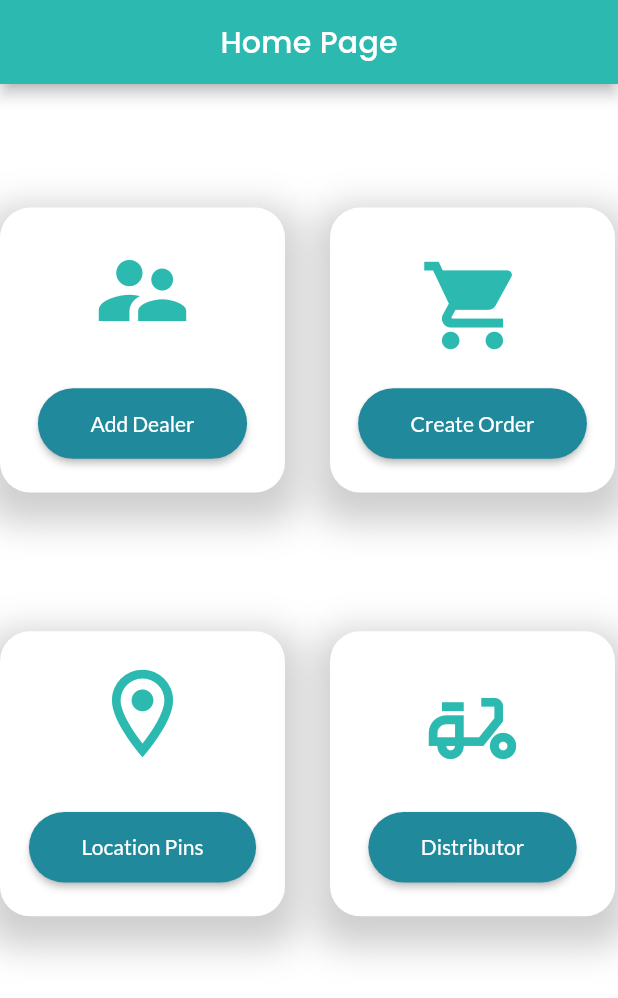
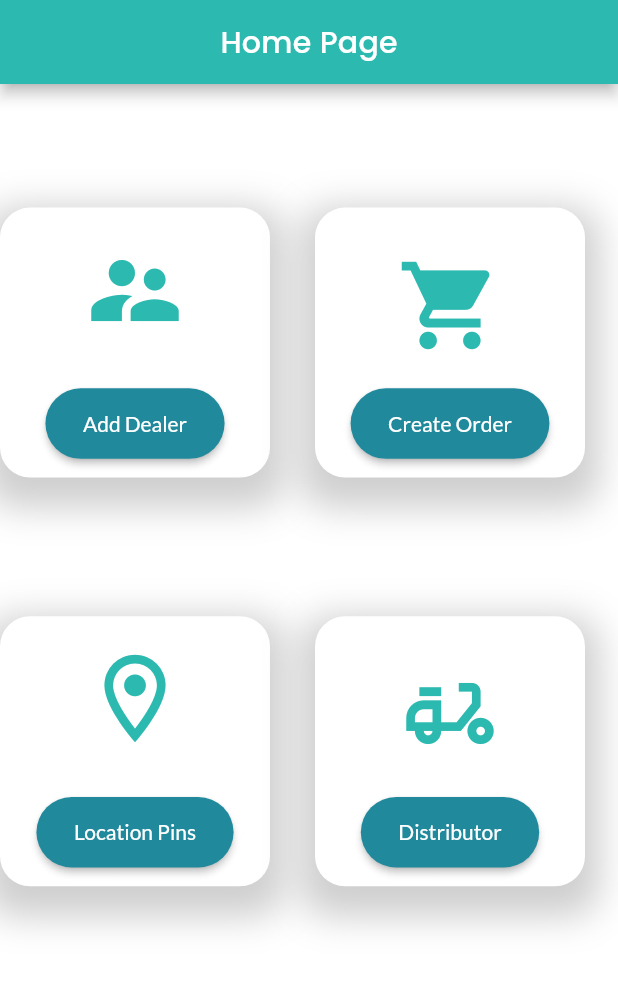
Before and after one commit to thirvusoft/oxo_mobile, a Flutter app: the home_page screen opened directly, on a phone screen of 412 x 824 dp. Shown: the top 998 px of the screen. Run offline on Flutter 3.47's test engine with Material 2 defaults, Android fonts, the phone set to English and light mode, and no system bars; our stand-ins replace awesome_dialog, flutter_local_notifications, flutter_staggered_animations, flutter_svg, fluttertoast, form_field_validator and 5 more; missing offline and left inert: syncfusion_flutter_core.

Commit message:
bug_fixes

```diff
--- a/lib/main.dart
+++ b/lib/main.dart
@@ -29,7 +29,7 @@ class MyHomePage extends StatelessWidget {
           visualDensity: VisualDensity.adaptivePlatformDensity,
         ),
 
-      home: home_page(),
+      home: Login(),
     );
   }
 }
--- a/lib/screens/sales/home_page.dart
+++ b/lib/screens/sales/home_page.dart
@@ -37,7 +37,7 @@ class _home_pageState extends State<home_page> {
 
           child:
           Container(child:Column(children: [
-          Padding( padding: EdgeInsets.only(top:size.width /5,),child:
+          Padding( padding: EdgeInsets.only(top:size.width /5),child:
           Row(
             children: <Widget>[
                getCardItem(),
@@ -68,8 +68,8 @@ Widget getCardItem() {
 
 
     child: Container(
-      height: 190,
-      width: 190,
+      height:180 ,
+      width: 180,
       decoration: BoxDecoration(
         borderRadius: BorderRadius.circular(20),
         color: Colors.white,
@@ -123,7 +123,7 @@ Widget getCardItem() {
                             MaterialPageRoute(builder: (context) => dealer()),
                           );},
                    style: ElevatedButton.styleFrom(
-            padding: EdgeInsets.symmetric(horizontal: 35.0, vertical: 15.0), backgroundColor: Color(0xFF21899C),
+            padding: EdgeInsets.symmetric(horizontal: 25.0, vertical: 15.0), backgroundColor: Color(0xFF21899C),
             shape: StadiumBorder(),
           ),
                 ),
@@ -141,8 +141,8 @@ Widget getCardItem2() {
       child: Padding(
     padding: const EdgeInsets.only(left: 30),
     child: Container(
-      height: 190,
-      width: 190,
+      height: 180,
+      width: 180,
       decoration:BoxDecoration(
         borderRadius: BorderRadius.circular(20),
         color: Colors.white,
@@ -198,7 +198,7 @@ Widget getCardItem2() {
                             MaterialPageRoute(builder: (context) => order()),
                           );},
                    style: ElevatedButton.styleFrom(
-            padding: EdgeInsets.symmetric(horizontal: 35.0, vertical: 15.0), backgroundColor: Color(0xFF21899C),
+            padding: EdgeInsets.symmetric(horizontal: 25.0, vertical: 15.0), backgroundColor: Color(0xFF21899C),
             shape: StadiumBorder(),
           ),
                 ),
@@ -217,8 +217,8 @@ Widget getCardItem3() {
 
 
     child: Container(
-      height: 190,
-      width: 190,
+      height: 180,
+      width: 180,
       decoration: BoxDecoration(
         borderRadius: BorderRadius.circular(20),
         color: Colors.white,
@@ -271,7 +271,7 @@ Widget getCardItem3() {
                             MaterialPageRoute(builder: (context) => dealer()),
                           );},
                    style: ElevatedButton.styleFrom(
-            padding: EdgeInsets.symmetric(horizontal: 35.0, vertical: 15.0), backgroundColor: Color(0xFF21899C),
+            padding: EdgeInsets.symmetric(horizontal: 25.0, vertical: 15.0), backgroundColor: Color(0xFF21899C),
             shape: StadiumBorder(),
           ),
                 ),
@@ -288,8 +288,8 @@ Widget getCardItem4() {
       child: Padding(
     padding: const EdgeInsets.only(left: 30),
     child: Container(
-      height: 190,
-      width: 190,
+      height: 180,
+      width: 180,
       decoration:BoxDecoration(
         borderRadius: BorderRadius.circular(20),
         color: Colors.white,
@@ -344,7 +344,7 @@ Widget getCardItem4() {
                             MaterialPageRoute(builder: (context) => order()),
                           );},
                    style: ElevatedButton.styleFrom(
-            padding: EdgeInsets.symmetric(horizontal: 35.0, vertical: 15.0), backgroundColor: Color(0xFF21899C),
+            padding: EdgeInsets.symmetric(horizontal: 25.0, vertical: 15.0), backgroundColor: Color(0xFF21899C),
             shape: StadiumBorder(),
           ),
                 ),
--- a/lib/screens/sales/sales_order.dart
+++ b/lib/screens/sales/sales_order.dart
@@ -520,8 +520,7 @@ class _sales_orderState extends State<sales_order> {
     var response = await http.get(
       Uri.parse(
           """https://demo14prime.thirvusoft.co.in/api/method/oxo.custom.api.sales_order?cus_name=${customer_name}&due_date=${delivery_date}&items=${values_dict}&distributor=${distributor_name}&sales_person=${user_name}"""),
-      // headers: {"Authorization": 'token ddc841db67d4231:bad77ffd922973a'});
-    );
+      headers: {"Authorization": 'token ddc841db67d4231:bad77ffd922973a'});
     print(response.statusCode);
     print(response.body);
     if (response.statusCode == 200) {
```
Also changed, not shown: 15 other files.
